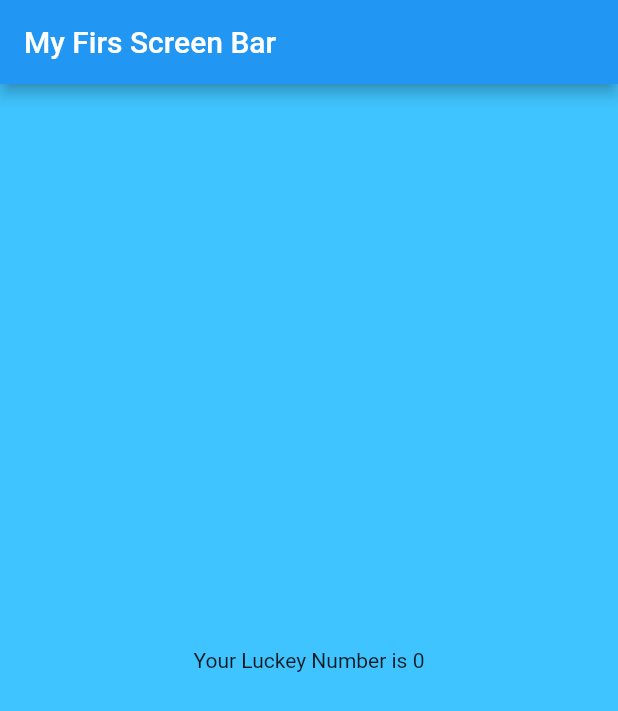
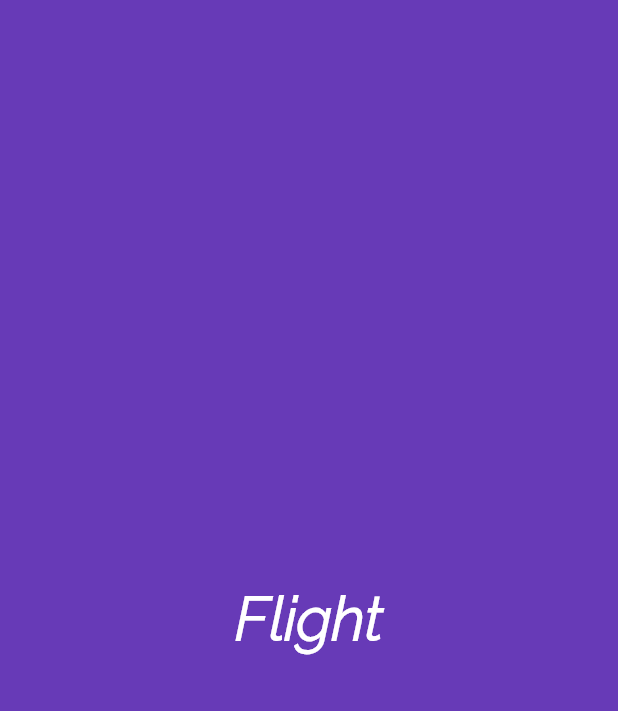
Before and after one commit to rabi-private/flutterApp, a Flutter app: the screen it shows after launch, on a phone screen of 412 x 824 dp. Shown: the top 711 px of the screen. Run offline on Flutter 3.47's test engine with Material 2 defaults, Android fonts, the phone set to English and light mode, and no system bars.

Commit message:
font setup

```diff
--- /dev/null
+++ b/lib/app_screens/home.dart
@@ -0,0 +1,40 @@
+import 'package:flutter/material.dart';
+
+class Home extends StatelessWidget{
+  @override
+  Widget build(BuildContext context) {
+    // TODO: implement build
+    //return null;
+    return Center(
+      child: Container(
+      alignment:Alignment.center,
+      color: Colors.deepPurple,
+     // width: 150.0,
+      //height: 150.0,
+     // for all margin
+    // margin: EdgeInsets.all(40.0),
+     // for only some side
+     //margin: EdgeInsets.only(left: 40.0),
+     //padding: EdgeInsets.all(10.4),
+      child: Text(
+        "Flight",
+        textDirection: TextDirection.ltr,
+        style: TextStyle(
+          decoration: TextDecoration.none,
+          fontSize: 40.0,
+          fontFamily: 'Raleway',
+          fontWeight: FontWeight.w700,
+          fontStyle: FontStyle.italic,
+          color: Colors.white
+          ),
+        ),
+    ),
+ );
+
+
+
+
+
+  }
+
+}
--- a/lib/main.dart
+++ b/lib/main.dart
@@ -1,22 +1,12 @@
 import 'package:flutter/material.dart';
-//import 'package:one/app_screens/first_screen.dart';
 
-import 'app_screens/first_screen.dart';
+import './app_screens/home.dart';
 
-void main() => runApp(new MyFlutterApp());
-
-class MyFlutterApp extends StatelessWidget{
-
-  @override
-  Widget build(BuildContext context) {
-    // TODO: implement build
-    return  MaterialApp(
-      debugShowCheckedModeBanner: false,
-      title: 'MY new App',
-      home: Scaffold(
-        appBar:AppBar(title: Text('My Firs Screen Bar'),),
-        body: FirstScreen()
-    ),
+void main(){
+  runApp(
+    MaterialApp(
+      title:"New app" ,
+      home: Home(),
+  )
   );
-  }
 }
--- /dev/null
+++ b/lib/main_first.dart
@@ -0,0 +1,22 @@
+import 'package:flutter/material.dart';
+//import 'package:one/app_screens/first_screen.dart';
+
+import 'app_screens/first_screen.dart';
+
+void main() => runApp(new MyFlutterApp());
+
+class MyFlutterApp extends StatelessWidget{
+
+  @override
+  Widget build(BuildContext context) {
+    // TODO: implement build
+    return  MaterialApp(
+      debugShowCheckedModeBanner: false,
+      title: 'MY new App',
+      home: Scaffold(
+        appBar:AppBar(title: Text('My Firs Screen Bar'),),
+        body: FirstScreen()
+    ),
+  );
+  }
+}
```
Also changed, not shown: pubspec.yaml (+21 -12 lines), fonts/Raleway-Bold.ttf (added), fonts/Raleway-LightItalic.ttf (added), fonts/Raleway-Regular.ttf (added), fonts/Roboto-Regular.ttf (added).
